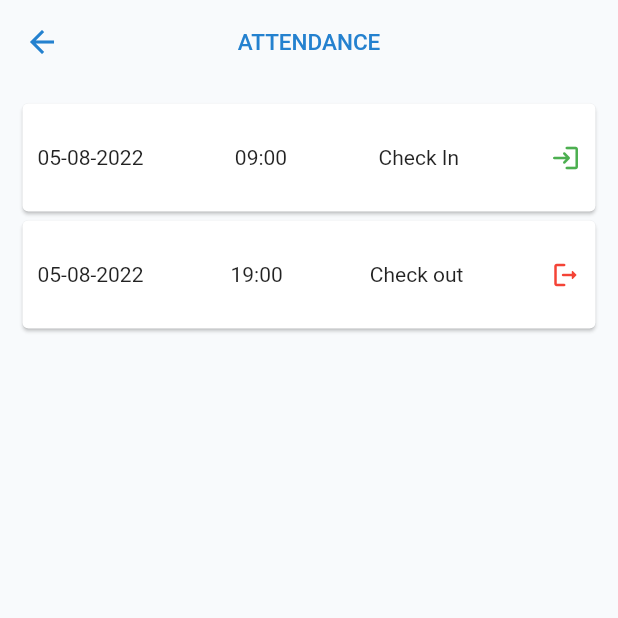
After one commit to hanifaliffudin/E-Office-R17-Group-Mobile, a Flutter app: the Home screen opened directly, tab 3 chosen, in the side drawer, after a tap on "Attendance", on a phone screen of 412 x 824 dp, the top half of it. The commit adds this screen. Run offline on Flutter 3.47's test engine with Material 2 defaults, Android fonts, the phone set to English and light mode, and no system bars; our stand-ins replace another_flushbar, badges, email_validator, emoji_picker_flutter, file_picker, firebase_core and 16 more; missing offline and left inert: countdown_widget, syncfusion_flutter_pdfviewer; accounts and stored records are empty; generated files the repository leaves out were written again; network calls fail; statements that could not run were skipped.

Commit message:
add location package and add attendance menu

```diff
--- /dev/null
+++ b/lib/Attendance.dart
@@ -0,0 +1,94 @@
+import 'package:flutter/material.dart';
+
+class Attendance extends StatefulWidget {
+  const Attendance({Key? key}) : super(key: key);
+
+  @override
+  State<Attendance> createState() => _AttendanceState();
+}
+
+class _AttendanceState extends State<Attendance> {
+  @override
+  Widget build(BuildContext context) {
+    return Scaffold(
+        appBar: AppBar(
+          backgroundColor: Theme.of(context).scaffoldBackgroundColor,
+          foregroundColor:
+              Theme.of(context).floatingActionButtonTheme.backgroundColor,
+          title: Text(
+            'Attendance'.toUpperCase(),
+            style: TextStyle(fontSize: 15),
+          ),
+          centerTitle: true,
+          elevation: 0,
+        ),
+        body: SingleChildScrollView(
+          padding: EdgeInsets.only(top: 10, bottom: 15, right: 15, left: 15),
+          child: Column(
+            children: [
+              SizedBox(
+                height: 78,
+                width: 500,
+                child: InkWell(
+                  onTap: () {
+                    // Navigator.push(context,
+                    //   MaterialPageRoute(builder: (context) => DocumentPage()),
+                    // );
+                  },
+                  child: Card(
+                    margin: EdgeInsets.symmetric(vertical: 3),
+                    child: Padding(
+                      padding: const EdgeInsets.all(10),
+                      child: Row(
+                        mainAxisAlignment: MainAxisAlignment.spaceBetween,
+                        children: [
+                          Text('05-08-2022'),
+                          Text('09:00'),
+                          Text('Check In'),
+                          Icon(
+                              Icons.login_rounded,
+                              color: Colors.green,
+                              size: 20,
+                          )
+                        ],
+                      ),
+                    ),
+                  ),
+                ),
+              ),
+              SizedBox(
+                height: 78,
+                width: 500,
+                child: InkWell(
+                  onTap: () {
+                    // Navigator.push(context,
+                    //   MaterialPageRoute(builder: (context) => DocumentPage()),
+                    // );
+                  },
+                  child: Card(
+                    margin: EdgeInsets.symmetric(vertical: 3),
+                    child: Padding(
+                      padding: const EdgeInsets.all(10),
+                      child: Row(
+                        mainAxisAlignment: MainAxisAlignment.spaceBetween,
+                        children: [
+                          Text('05-08-2022'),
+                          Text('19:00'),
+                          Text('Check out'),
+                          Icon(
+                              Icons.logout_rounded,
+                              color: Colors.red,
+                              size: 20,
+                          )
+                        ],
+                      ),
+                    ),
+                  ),
+                ),
+              ),
+            ],
+          ),
+        )
+    );
+  }
+}
--- a/lib/Home.dart
+++ b/lib/Home.dart
@@ -1,12 +1,14 @@
 import 'dart:async';
 import 'dart:convert';
+import 'dart:math';
 import 'dart:typed_data';
 import 'package:firebase_messaging/firebase_messaging.dart';
 import 'package:flutter/cupertino.dart';
 import 'package:flutter/material.dart';
 import 'package:flutter/services.dart';
 import 'package:flutter_local_notifications/flutter_local_notifications.dart';
-// import 'package:location/location.dart';
+import 'package:location/location.dart';
+import 'package:militarymessenger/Attendance.dart';
 import 'package:militarymessenger/ChatGroup.dart';
 import 'package:militarymessenger/ChatScreen.dart';
 import 'package:militarymessenger/ChatTabScreen.dart';
@@ -432,15 +434,32 @@ class _HomeState extends State<Home> with TickerProviderStateMixin{
 
   @override
   void initState()  {
-    // Location location = new Location();
+    double calculateDistance(lat1, lon1, lat2, lon2){
+      var p = 0.017453292519943295;
+      var c = cos;
+      var a = 0.5 - c((lat2 - lat1) * p)/2 +
+          c(lat1 * p) * c(lat2 * p) *
+              (1 - c((lon2 - lon1) * p))/2;
+      return 12742 * asin(sqrt(a));
+    }
+
+    Location location = new Location();
     // location.requestPermission().then((permissionStatus) {
     //   if(permissionStatus == PermissionStatus.granted){
-    //     location.onLocationChanged.listen((locationData) {
-    //       if(locationData != null){
-    //         print('ini longitude: ${locationData.longitude}');
-    //         print('ini latitude: ${locationData.latitude}');
-    //       }
-    //     });
+        location.onLocationChanged.listen((locationData) {
+          if(locationData != null){
+            print('ini longitude: ${locationData.longitude}');
+            print('ini latitude: ${locationData.latitude}');
+
+            double? distanceOnMeter = calculateDistance(locationData.latitude, locationData.longitude, -6.230103, 106.810062) * 1000;
+
+            if(distanceOnMeter > 100){
+              print('lebih dari 100 meter');
+            }else{
+              print('masih area 100 meter di sekitar R17 group');
+            }
+          }
+        });
     //   }
     // });
 
@@ -988,6 +1007,28 @@ class _HomeState extends State<Home> with TickerProviderStateMixin{
                 title: Row(
                   children: [
                     Icon(
+                      Icons.calendar_month_rounded,
+                      color: Theme.of(context).inputDecorationTheme.labelStyle?.color,
+                      size: 20,
+                    ),
+                    SizedBox(width: 10,),
+                    Text('Attendance',
+                      style: TextStyle(
+                        fontSize: 14,
+                        fontWeight: FontWeight.normal,
+                      ),),
+                  ],
+                ),
+                onTap: () {
+                  Navigator.push(context,
+                    MaterialPageRoute(builder: (context) => Attendance()),
+                  );
+                },
+              ),
+              ListTile(
+                title: Row(
+                  children: [
+                    Icon(
                       Icons.person_outline_rounded,
                       color: Theme.of(context).inputDecorationTheme.labelStyle?.color,
                       size: 20,
--- a/lib/XploreTabScreen.dart
+++ b/lib/XploreTabScreen.dart
@@ -55,9 +55,15 @@ class _XploreTabScreenState extends State<XploreTabScreen> {
                       children: [
                         Badge(
                               position: BadgePosition.bottomEnd(end: 0, bottom: -6),
-                              showBadge: mains.objectbox.boxBadge.get(1)!.badgeInbox == 0 ? false : true,
+                              showBadge:mains.objectbox.boxBadge.get(1) != null ?
+                              mains.objectbox.boxBadge.get(1)!.badgeInbox == 0 ? false : true
+                                  :
+                              false,
                               badgeContent: Text(
-                                mains.objectbox.boxBadge.get(1)!.badgeInbox.toString(),
+                                mains.objectbox.boxBadge.get(1) != null ?
+                                mains.objectbox.boxBadge.get(1)!.badgeInbox.toString()
+                                    :
+                                '',
                                 style: TextStyle(
                                     color: Colors.white,
                                 ),
@@ -150,9 +156,15 @@ class _XploreTabScreenState extends State<XploreTabScreen> {
                       children: [
                         Badge(
                           position: BadgePosition.bottomEnd(end: 0, bottom: -6),
-                          showBadge: mains.objectbox.boxBadge.get(1)!.badgeNeedSign == 0 ? false : true,
+                          showBadge: mains.objectbox.boxBadge.get(1) != null ?
+                          mains.objectbox.boxBadge.get(1)!.badgeNeedSign == 0 ? false : true
+                              :
+                          false,
                           badgeContent: Text(
-                            mains.objectbox.boxBadge.get(1)!.badgeNeedSign.toString(),
+                            mains.objectbox.boxBadge.get(1) != null ?
+                            mains.objectbox.boxBadge.get(1)!.badgeNeedSign.toString()
+                                :
+                            '',
                             style: TextStyle(
                                 color: Colors.white
                             ),
--- a/pubspec.yaml
+++ b/pubspec.yaml
@@ -65,7 +65,7 @@ dependencies:
   flutter_html: ^2.2.1
   another_flushbar: ^1.10.29
   flutter_easyloading: ^3.0.5
-#  location: ^4.4.0
+  location: ^4.4.0
 
 dev_dependencies:
   flutter_test:
```
Also changed, not shown: pubspec.lock, 3 other files.
